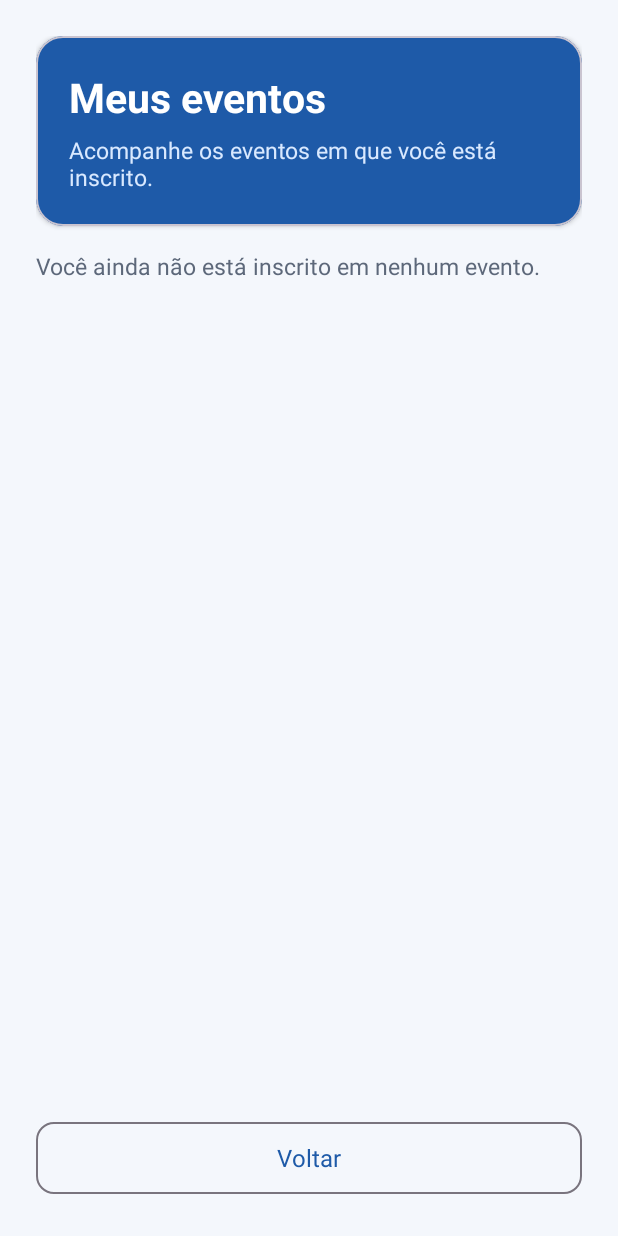
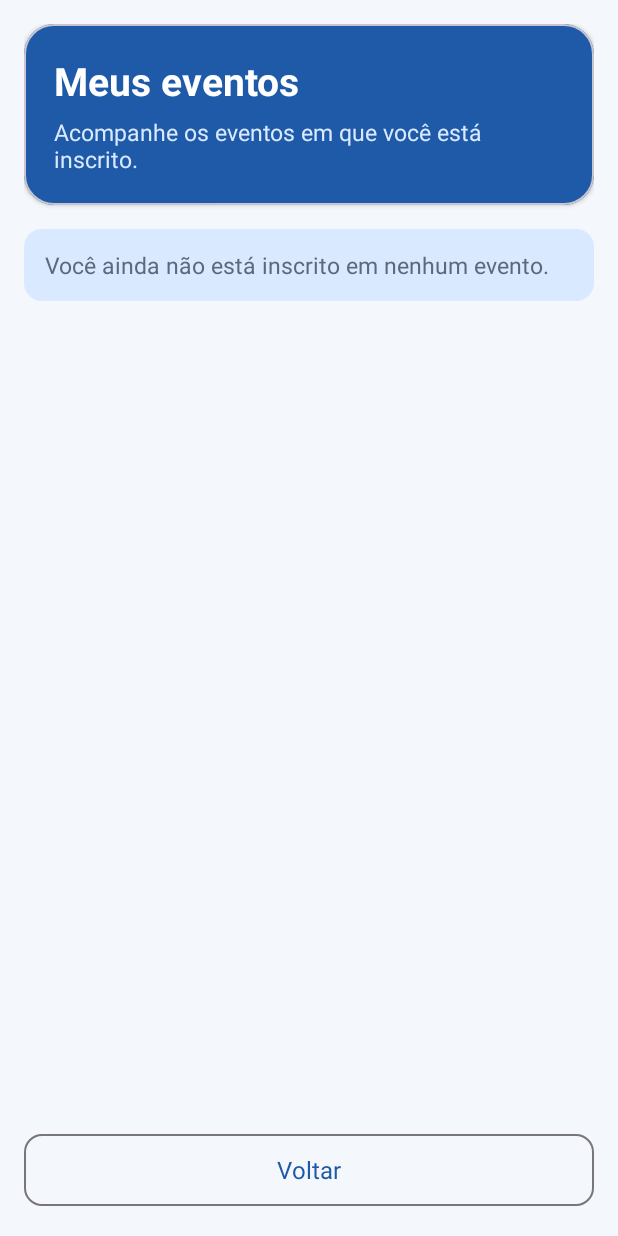
Before and after one commit to Laurencekl/CampusHub, an Android app: the MeusEventosActivity screen opened directly, with no data from a screen before it, on a phone screen of 412 x 824 dp. Run offline under Robolectric (Android 15) with nearby library versions, the phone set to English and light mode, and no system bars; our stand-ins replace Firebase (no records; nobody signed in at launch, a user with empty details on screens opened directly); pictures from the network do not load.

Commit message:
Improve personal event lists

```diff
--- a/app/src/main/res/layout/activity_meus_eventos.xml
+++ b/app/src/main/res/layout/activity_meus_eventos.xml
@@ -5,27 +5,27 @@
     android:layout_height="match_parent"
     android:background="@color/fundo_claro"
     android:orientation="vertical"
-    android:padding="24dp">
+    android:padding="16dp">
 
     <com.google.android.material.card.MaterialCardView
         android:layout_width="match_parent"
         android:layout_height="wrap_content"
         app:cardBackgroundColor="@color/azul_principal"
-        app:cardCornerRadius="18dp"
+        app:cardCornerRadius="20dp"
         app:cardElevation="2dp">
 
         <LinearLayout
             android:layout_width="match_parent"
             android:layout_height="wrap_content"
             android:orientation="vertical"
-            android:padding="22dp">
+            android:padding="20dp">
 
             <TextView
                 android:layout_width="wrap_content"
                 android:layout_height="wrap_content"
                 android:text="@string/meus_eventos_titulo"
                 android:textColor="@color/branco"
-                android:textSize="27sp"
+                android:textSize="26sp"
                 android:textStyle="bold" />
 
             <TextView
@@ -40,9 +40,14 @@
 
     <TextView
         android:id="@+id/textoStatusMeusEventos"
-        android:layout_width="wrap_content"
+        android:layout_width="match_parent"
         android:layout_height="wrap_content"
         android:layout_marginTop="16dp"
+        android:background="@drawable/fundo_status_proximo"
+        android:gravity="center_vertical"
+        android:minHeight="48dp"
+        android:paddingHorizontal="14dp"
+        android:paddingVertical="10dp"
         android:text="@string/carregando_eventos"
         android:textColor="@color/texto_secundario"
         android:textSize="15sp" />
@@ -52,6 +57,7 @@
         android:layout_width="match_parent"
         android:layout_height="0dp"
         android:layout_marginTop="12dp"
+        android:layout_marginBottom="10dp"
         android:layout_weight="1"
         android:divider="@android:color/transparent"
         android:dividerHeight="10dp"
```
Also changed, not shown: app/src/main/res/layout/activity_meus_favoritos.xml (+11 -5 lines).
